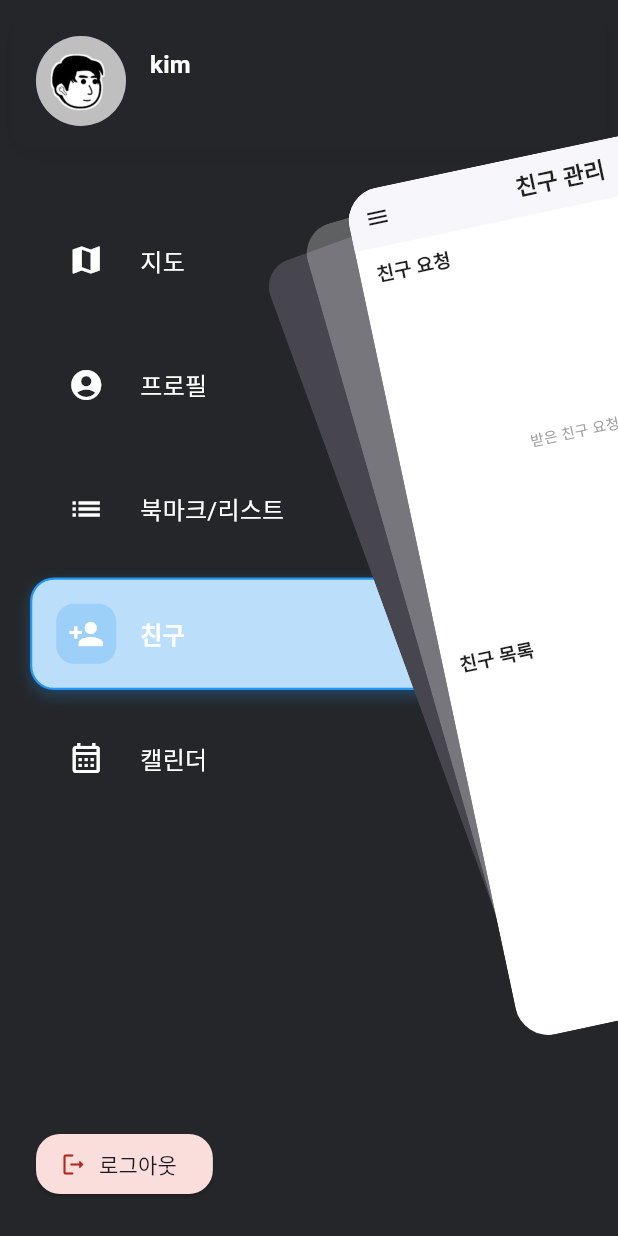
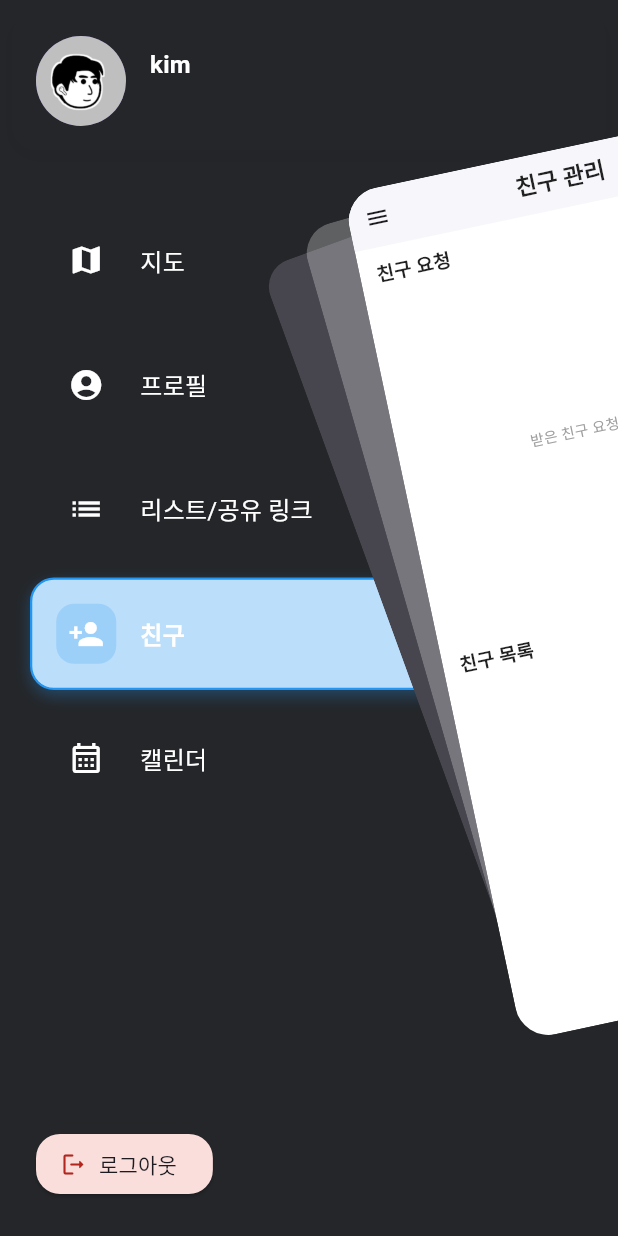
Before and after one commit to 001014k/TripNest, a Flutter app: the FriendManagementView screen opened by its route, after a tap on the "menu" icon, on a phone screen of 412 x 824 dp. Run offline on Flutter 3.47's test engine with Material 3 defaults, Android fonts, the phone set to English and light mode, and no system bars; drawn by our look-alikes of flutter_zoom_drawer; our stand-ins replace app_links, connectivity_plus, geocoding, geolocator, google_maps_flutter, image_picker and 5 more; missing offline and left inert: google_maps_cluster_manager, receive_sharing_intent; accounts and stored records are empty.

Commit message:
20250722 (리스트/북마크 -> 리스트/공유 링크로 텍스트 변경)

```diff
--- a/lib/views/widgets/custom_drawer_menu.dart
+++ b/lib/views/widgets/custom_drawer_menu.dart
@@ -105,7 +105,7 @@ class CustomDrawerMenu extends StatelessWidget {
                 },
               ),
               MenuItem(
-                title: '북마크/리스트',
+                title: '리스트/공유 링크',
                 icon: Icons.list,
                 iconColor: Colors.white,
                 textColor: Colors.white,
```
